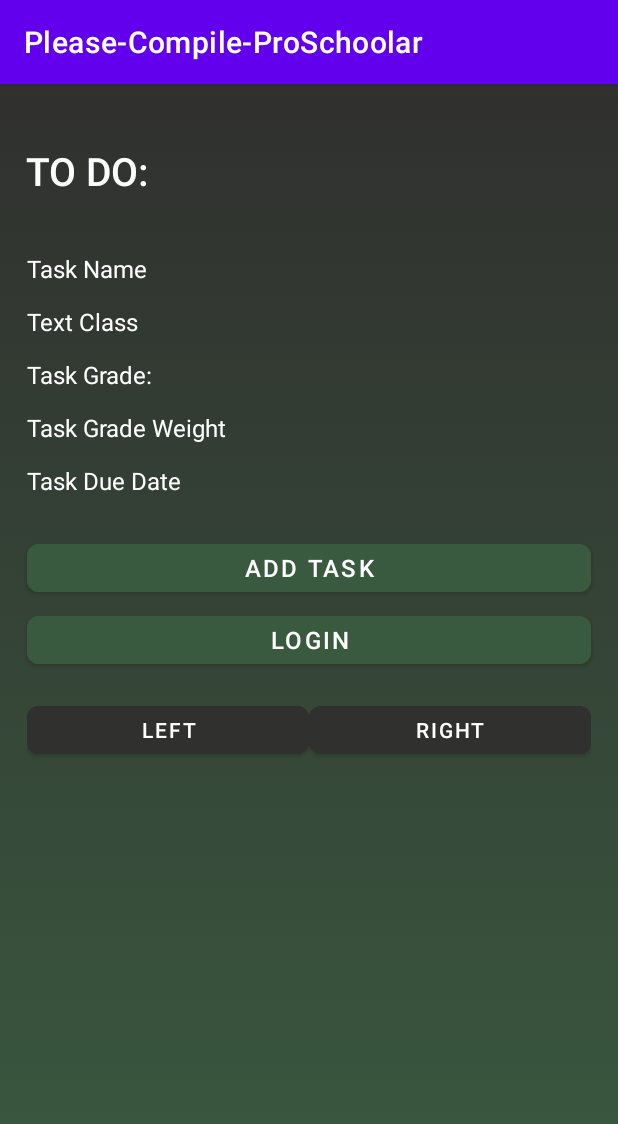
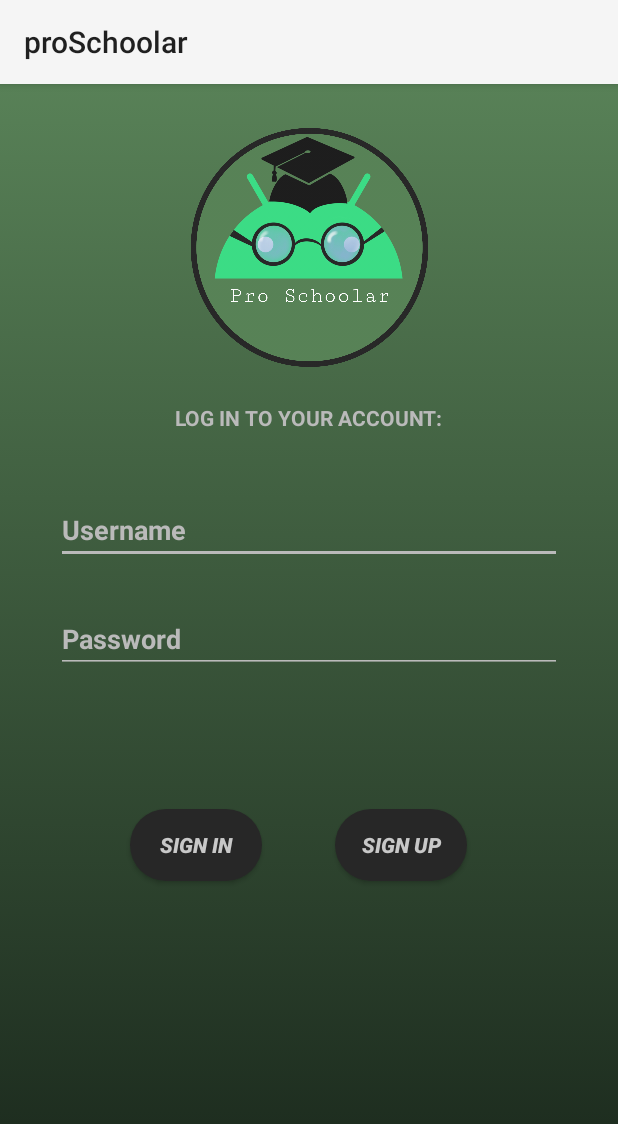
Before and after one commit to DROFEL/Please_Compile_ProSchoolar, an Android app: the screen it shows after launch (MainActivity), on a phone screen of 412 x 824 dp. Shown: the top 1124 px of the screen. Run offline under Robolectric (Android 15) with nearby library versions, the phone set to English and light mode, and no system bars.

Commit message:
Add files via upload

```diff
--- a/app/src/main/res/layout/activity_main.xml
+++ b/app/src/main/res/layout/activity_main.xml
@@ -4,160 +4,94 @@
     xmlns:tools="http://schemas.android.com/tools"
     android:layout_width="match_parent"
     android:layout_height="match_parent"
+    android:background="@drawable/gradient"
+    tools:context=".MainActivity">
 
-    tools:context=".MainActivity"
-    android:background="@drawable/gradient_background">
+    <ImageView
+        android:id="@+id/imageView"
+        android:layout_width="211dp"
+        android:layout_height="159dp"
+        app:layout_constraintBottom_toBottomOf="parent"
+        app:layout_constraintEnd_toEndOf="parent"
+        app:layout_constraintStart_toStartOf="parent"
+        app:layout_constraintTop_toTopOf="parent"
+        app:layout_constraintVertical_bias="0.048"
+        app:srcCompat="@drawable/e384c338_cd9c_448e_8a17_1a2e8a46cce1__1_" />
 
-    <LinearLayout
-        android:layout_width="match_parent"
-        android:layout_height="match_parent"
-        android:orientation="vertical">
+    <EditText
+        android:id="@+id/editTextTextPersonName"
+        android:layout_width="337dp"
+        android:layout_height="43dp"
+        android:backgroundTint="#BABABA"
+        android:ems="10"
+        android:inputType="textPersonName"
+        android:text="Username"
+        android:textStyle="bold"
+        android:textColor="#BABABA"
+        app:layout_constraintBottom_toBottomOf="parent"
+        app:layout_constraintEnd_toEndOf="parent"
+        app:layout_constraintStart_toStartOf="parent"
+        app:layout_constraintTop_toBottomOf="@+id/textView"
+        app:layout_constraintVertical_bias="0.09" />
 
-        <TextView
-            android:id="@+id/txvMainTitle"
-            android:layout_width="196dp"
-            android:layout_height="36dp"
-            android:textColor="@color/white"
-            android:gravity="top"
-            android:text="TO DO:"
-            android:layout_alignParentLeft="true"
-            android:layout_marginLeft="17dp"
-            android:layout_alignParentTop="true"
-            android:layout_marginTop="40dp"
-            android:textSize="26dp"
-            android:fontFamily="sans-serif-medium"
+    <EditText
+        android:id="@+id/editTextTextPersonName3"
+        android:layout_width="337dp"
+        android:layout_height="43dp"
+        android:layout_marginBottom="16dp"
+        android:backgroundTint="#BABABA"
+        android:ems="10"
+        android:inputType="textPersonName"
+        android:text="Password"
+        android:textStyle="bold"
+        android:textColor="#BABABA"
+        app:layout_constraintBottom_toBottomOf="parent"
+        app:layout_constraintEnd_toEndOf="parent"
+        app:layout_constraintStart_toStartOf="parent"
+        app:layout_constraintTop_toBottomOf="@+id/editTextTextPersonName"
+        app:layout_constraintVertical_bias="0.076" />
 
-            />
+    <Button
+        android:id="@+id/button"
+        android:layout_width="wrap_content"
+        android:layout_height="wrap_content"
+        android:layout_marginStart="36dp"
+        android:background="@drawable/round1"
+        android:text="SIGN IN"
+        android:textStyle="bold|italic"
+        android:textColor="#C8C8C8"
+        app:layout_constraintBottom_toBottomOf="parent"
+        app:layout_constraintEnd_toStartOf="@+id/button3"
+        app:layout_constraintHorizontal_bias="0.512"
+        app:layout_constraintStart_toStartOf="parent"
+        app:layout_constraintTop_toBottomOf="@+id/editTextTextPersonName3"
+        app:layout_constraintVertical_bias="0.277" />
 
-        <TextView
-            android:id="@+id/txvTaskName"
-            android:textColor="@color/white"
-            android:text="Task Name"
-            android:layout_width="159dp"
-            android:layout_height="31dp"
-            android:layout_alignParentLeft="true"
-            android:layout_marginLeft="18dp"
-            android:layout_alignParentTop="true"
-            android:layout_marginTop="36dp"
-            android:textSize="16dp"
-            />
+    <Button
+        android:id="@+id/button3"
+        android:layout_width="wrap_content"
+        android:layout_height="wrap_content"
+        android:background="@drawable/round1"
+        android:text="SIGN UP"
+        android:textStyle="bold|italic"
+        android:textColor="#C8C8C8"
+        app:layout_constraintBottom_toBottomOf="parent"
+        app:layout_constraintEnd_toEndOf="parent"
+        app:layout_constraintHorizontal_bias="0.69"
+        app:layout_constraintStart_toStartOf="parent"
+        app:layout_constraintTop_toBottomOf="@+id/editTextTextPersonName3"
+        app:layout_constraintVertical_bias="0.277" />
 
-        <TextView
-            android:id="@+id/txvTaskClass"
-            android:layout_width="159dp"
-            android:layout_height="31dp"
-            android:layout_alignParentLeft="true"
-            android:layout_marginLeft="18dp"
-            android:layout_alignParentTop="true"
-            android:layout_marginTop="4dp"
-            android:textColor="@color/white"
-            android:textSize="16dp"
-            android:text="Text Class" />
-
-        <TextView
-            android:id="@+id/txvTaskGradePercent"
-            android:layout_width="159dp"
-            android:layout_height="31dp"
-            android:layout_alignParentLeft="true"
-            android:layout_marginLeft="18dp"
-            android:layout_alignParentTop="true"
-            android:layout_marginTop="4dp"
-            android:textColor="@color/white"
-            android:textSize="16dp"
-            android:text="Task Grade:" />
-
-        <TextView
-            android:id="@+id/txvTaskGradeWeight"
-            android:layout_width="159dp"
-            android:layout_height="31dp"
-            android:layout_alignParentLeft="true"
-            android:layout_marginLeft="18dp"
-            android:layout_alignParentTop="true"
-            android:layout_marginTop="4dp"
-            android:textColor="@color/white"
-            android:textSize="16dp"
-            android:text="Task Grade Weight" />
-
-        <TextView
-            android:id="@+id/txvTaskDueDate"
-            android:layout_width="159dp"
-            android:layout_height="31dp"
-            android:layout_alignParentLeft="true"
-            android:layout_marginLeft="18dp"
-            android:layout_alignParentTop="true"
-            android:layout_marginTop="4dp"
-            android:textColor="@color/white"
-            android:textSize="16dp"
-            android:text="Task Due Date " />
-
-        <Button
-            android:id="@+id/button3"
-            android:layout_height="44dp"
-            android:layout_alignParentLeft="true"
-            android:layout_alignParentTop="true"
-            android:layout_marginLeft="18dp"
-            android:layout_marginTop="16dp"
-            android:backgroundTint="#3A5A40"
-            android:onClick="btnMainAddTaskClick"
-            android:text="Add Task"
-            android:textColor="@color/white"
-            android:textSize="16dp"
-            app:cornerRadius="8dp"
-            android:layout_marginRight="18dp"
-            android:layout_width="match_parent"
-            app:iconTint="#FFFFFF" />
-
-        <Button
-            android:id="@+id/btnMainLogin"
-            android:layout_height="44dp"
-            android:layout_alignParentLeft="true"
-            android:layout_alignParentTop="true"
-            android:layout_marginLeft="18dp"
-            android:layout_marginTop="4dp"
-            android:backgroundTint="#3A5A40"
-            android:onClick="gotoLoginScreen"
-            android:textColor="@color/white"
-            android:textSize="16dp"
-            app:cornerRadius="8dp"
-            android:layout_marginRight="18dp"
-            android:layout_width="match_parent"
-            android:text="Login" />
-
-        <LinearLayout
-            android:layout_width="match_parent"
-            android:layout_height="match_parent"
-            android:orientation="horizontal"
-            android:layout_alignParentLeft="true"
-            android:layout_alignParentTop="true"
-            android:layout_marginLeft="18dp"
-            android:layout_marginRight="18dp"
-            android:layout_marginTop="16dp"
-            android:backgroundTint="#3A5A40"
-            >
-
-            <Button
-                android:id="@+id/btnLeft"
-                android:layout_width="match_parent"
-                android:layout_height="44dp"
-                android:layout_weight="1"
-                app:cornerRadius="8dp"
-                android:backgroundTint="#30302E"
-                android:textColor="#FFFF"
-                android:text="left" />
-
-            <Button
-                android:id="@+id/btnRight"
-                android:layout_width="match_parent"
-                android:layout_height="44dp"
-                android:layout_weight="1"
-
-                android:backgroundTint="#30302E"
-                android:text="right"
-                android:textColor="#FFFF"
-                app:cornerRadius="8dp" />
-
-        </LinearLayout>
-
-    </LinearLayout>
+    <TextView
+        android:id="@+id/textView"
+        android:layout_width="wrap_content"
+        android:layout_height="wrap_content"
+        android:layout_marginTop="24dp"
+        android:text="LOG IN TO YOUR ACCOUNT:"
+        android:textStyle="bold"
+        android:textColor="#BABABA"
+        app:layout_constraintEnd_toEndOf="parent"
+        app:layout_constraintStart_toStartOf="parent"
+        app:layout_constraintTop_toBottomOf="@+id/imageView" />
 
 </androidx.constraintlayout.widget.ConstraintLayout>
--- a/app/src/main/res/layout/sign up.xml
+++ b/app/src/main/res/layout/sign up.xml
@@ -56,11 +56,9 @@
         android:layout_height="wrap_content"
         android:layout_marginStart="36dp"
         android:background="@drawable/round1"
-        android:backgroundTint="#3A5A40"
-
         android:text="GO BACK"
+        android:textStyle="bold|italic"
         android:textColor="#C8C8C8"
-        android:textStyle="bold|italic"
         app:layout_constraintBottom_toBottomOf="parent"
         app:layout_constraintEnd_toStartOf="@+id/button3"
         app:layout_constraintHorizontal_bias="0.512"
@@ -73,10 +71,9 @@
         android:layout_width="wrap_content"
         android:layout_height="wrap_content"
         android:background="@drawable/round1"
-        android:backgroundTint="#3A5A40"
         android:text="SIGN UP"
+        android:textStyle="bold|italic"
         android:textColor="#C8C8C8"
-        android:textStyle="bold|italic"
         app:layout_constraintBottom_toBottomOf="parent"
         app:layout_constraintEnd_toEndOf="parent"
         app:layout_constraintHorizontal_bias="0.69"
--- a/app/src/main/res/values-night/themes.xml
+++ b/app/src/main/res/values-night/themes.xml
@@ -1,6 +1,6 @@
 <resources xmlns:tools="http://schemas.android.com/tools">
     <!-- Base application theme. -->
-    <style name="Theme.PleaseCompileProSchoolar" parent="Theme.MaterialComponents.DayNight.DarkActionBar">
+    <style name="Theme.ProSchoolar" parent="Theme.AppCompat.Light.NoActionBar">
         <!-- Primary brand color. -->
         <item name="colorPrimary">@color/purple_200</item>
         <item name="colorPrimaryVariant">@color/purple_700</item>
--- a/app/src/main/res/values/strings.xml
+++ b/app/src/main/res/values/strings.xml
@@ -1,3 +1,3 @@
 <resources>
-    <string name="app_name">Please-Compile-ProSchoolar</string>
+    <string name="app_name">proSchoolar</string>
 </resources>
--- a/app/src/main/res/values/themes.xml
+++ b/app/src/main/res/values/themes.xml
@@ -1,6 +1,6 @@
 <resources xmlns:tools="http://schemas.android.com/tools">
     <!-- Base application theme. -->
-    <style name="Theme.PleaseCompileProSchoolar" parent="Theme.MaterialComponents.DayNight.DarkActionBar">
+    <style name="Theme.ProSchoolar" parent="Theme.AppCompat.Light.NoActionBar">
         <!-- Primary brand color. -->
         <item name="colorPrimary">@color/purple_500</item>
         <item name="colorPrimaryVariant">@color/purple_700</item>
```
Also changed, not shown: app/src/main/res/drawable/black.png (added).
